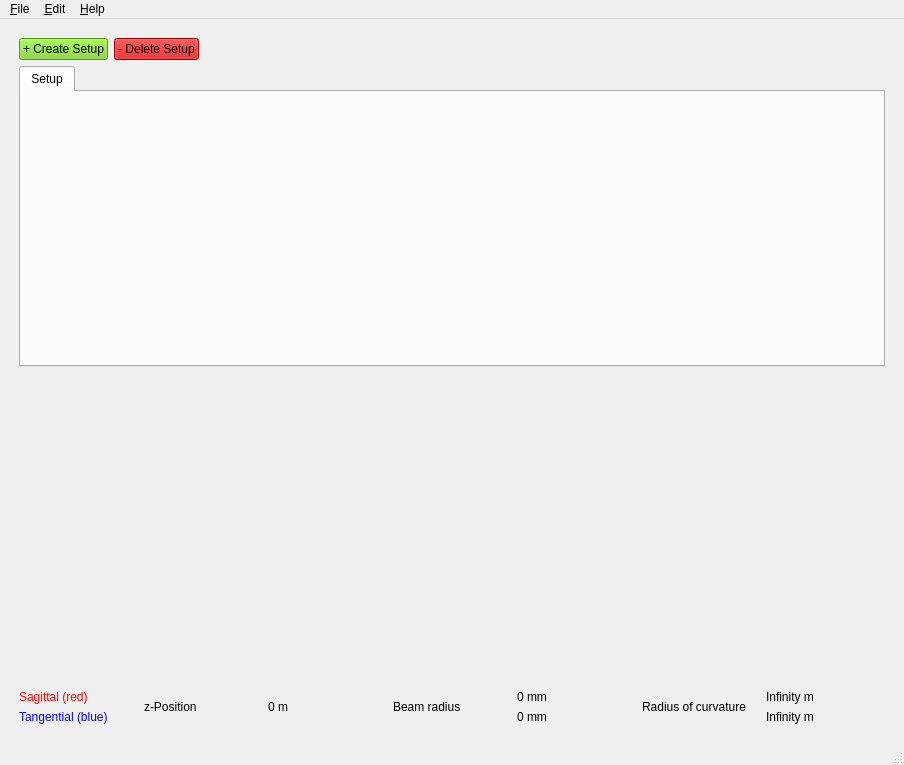
First picture: the form in assets/mainwindow.ui, repository NiceLaserGuy/GRay-CAD-2, before the edit.
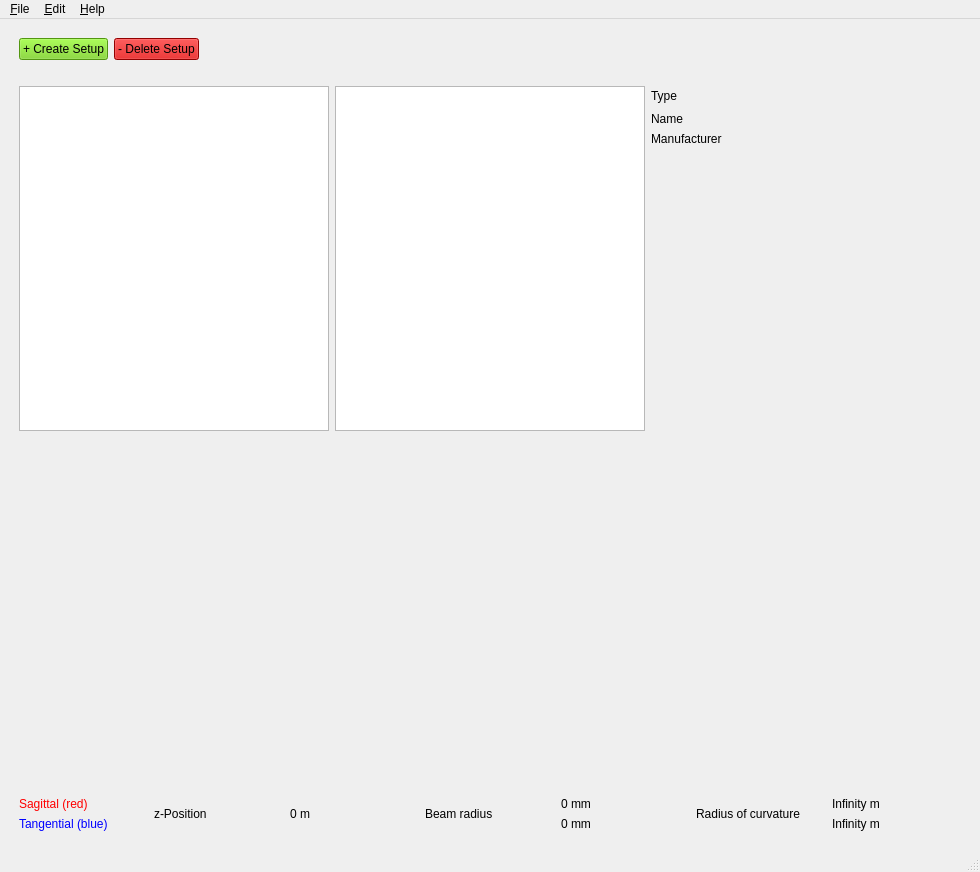
Second picture: the form after the edit. Icons and pictures are not drawn. Custom widgets are drawn as their Qt base class.

Patch:
```diff
--- a/assets/mainwindow.ui
+++ b/assets/mainwindow.ui
@@ -6,8 +6,8 @@
    <rect>
     <x>0</x>
     <y>0</y>
-    <width>904</width>
-    <height>765</height>
+    <width>980</width>
+    <height>872</height>
    </rect>
   </property>
   <property name="font">
@@ -30,7 +30,47 @@
    <enum>QTabWidget::Triangular</enum>
   </property>
   <widget class="QWidget" name="centralwidget">
-   <layout class="QGridLayout" name="gridLayout" rowstretch="0,0,0,0,0,0,0">
+   <layout class="QGridLayout" name="gridLayout" rowstretch="0,0,0,0,0,0,0,0">
+    <item row="1" column="1">
+     <layout class="QGridLayout" name="gridLayout_2" rowstretch="0">
+      <property name="sizeConstraint">
+       <enum>QLayout::SetDefaultConstraint</enum>
+      </property>
+      <item row="0" column="1">
+       <widget class="QPushButton" name="pushButton_create_setup">
+        <property name="styleSheet">
+         <string notr="true">background-color: rgb(115, 210, 22);</string>
+        </property>
+        <property name="text">
+         <string>+ Create Setup</string>
+        </property>
+       </widget>
+      </item>
+      <item row="0" column="3">
+       <spacer name="horizontalSpacer">
+        <property name="orientation">
+         <enum>Qt::Horizontal</enum>
+        </property>
+        <property name="sizeHint" stdset="0">
+         <size>
+          <width>40</width>
+          <height>20</height>
+         </size>
+        </property>
+       </spacer>
+      </item>
+      <item row="0" column="2">
+       <widget class="QPushButton" name="pushButton_delete_setup">
+        <property name="styleSheet">
+         <string notr="true">background-color: rgb(204, 0, 0);</string>
+        </property>
+        <property name="text">
+         <string>- Delete Setup</string>
+        </property>
+       </widget>
+      </item>
+     </layout>
+    </item>
     <item row="0" column="1">
      <spacer name="verticalSpacer">
       <property name="orientation">
@@ -47,7 +87,42 @@
       </property>
      </spacer>
     </item>
+    <item row="7" column="1">
+     <spacer name="verticalSpacer_2">
+      <property name="orientation">
+       <enum>Qt::Vertical</enum>
+      </property>
+      <property name="sizeType">
+       <enum>QSizePolicy::Fixed</enum>
+      </property>
+      <property name="sizeHint" stdset="0">
+       <size>
+        <width>20</width>
+        <height>10</height>
+       </size>
+      </property>
+     </spacer>
+    </item>
     <item row="5" column="1">
+     <widget class="PlotWidget" name="plotWidget" native="true">
+      <property name="sizePolicy">
+       <sizepolicy hsizetype="Expanding" vsizetype="Expanding">
+        <horstretch>0</horstretch>
+        <verstretch>0</verstretch>
+       </sizepolicy>
+      </property>
+      <property name="minimumSize">
+       <size>
+        <width>0</width>
+        <height>0</height>
+       </size>
+      </property>
+      <property name="mouseTracking">
+       <bool>true</bool>
+      </property>
+     </widget>
+    </item>
+    <item row="6" column="1">
      <layout class="QHBoxLayout" name="horizontalLayout">
       <item>
        <layout class="QVBoxLayout" name="verticalLayout">
@@ -139,108 +214,135 @@
       </item>
      </layout>
     </item>
-    <item row="1" column="1">
-     <layout class="QGridLayout" name="gridLayout_2" rowstretch="0">
-      <property name="sizeConstraint">
-       <enum>QLayout::SetDefaultConstraint</enum>
-      </property>
-      <item row="0" column="1">
-       <widget class="QPushButton" name="pushButton">
-        <property name="styleSheet">
-         <string notr="true">background-color: rgb(115, 210, 22);</string>
-        </property>
-        <property name="text">
-         <string>+ Create Setup</string>
-        </property>
-       </widget>
-      </item>
-      <item row="0" column="3">
-       <spacer name="horizontalSpacer">
+    <item row="2" column="0">
+     <spacer name="horizontalSpacer_2">
         <property name="orientation">
          <enum>Qt::Horizontal</enum>
         </property>
-        <property name="sizeHint" stdset="0">
-         <size>
-          <width>40</width>
-          <height>20</height>
-         </size>
-        </property>
-       </spacer>
-      </item>
-      <item row="0" column="2">
-       <widget class="QPushButton" name="pushButton_2">
-        <property name="styleSheet">
-         <string notr="true">background-color: rgb(204, 0, 0);</string>
-        </property>
-        <property name="text">
-         <string>- Delete Setup</string>
-        </property>
-       </widget>
-      </item>
-     </layout>
-    </item>
-    <item row="4" column="1">
-     <widget class="PlotWidget" name="plotWidget" native="true">
-      <property name="sizePolicy">
-       <sizepolicy hsizetype="Expanding" vsizetype="Expanding">
-        <horstretch>0</horstretch>
-        <verstretch>0</verstretch>
-       </sizepolicy>
-      </property>
-      <property name="minimumSize">
-       <size>
-        <width>0</width>
-        <height>0</height>
-       </size>
-      </property>
-      <property name="mouseTracking">
-       <bool>true</bool>
-      </property>
-     </widget>
-    </item>
-    <item row="2" column="1">
-     <widget class="QTabWidget" name="tabWidget">
-      <property name="currentIndex">
-       <number>0</number>
-      </property>
-      <widget class="QWidget" name="tab">
-       <attribute name="title">
-        <string>Setup</string>
-       </attribute>
-      </widget>
-     </widget>
-    </item>
-    <item row="6" column="1">
-     <spacer name="verticalSpacer_2">
-      <property name="orientation">
-       <enum>Qt::Vertical</enum>
-      </property>
       <property name="sizeType">
        <enum>QSizePolicy::Fixed</enum>
       </property>
       <property name="sizeHint" stdset="0">
        <size>
-        <width>20</width>
-        <height>10</height>
+        <width>10</width>
+        <height>20</height>
        </size>
       </property>
      </spacer>
     </item>
     <item row="3" column="1">
-     <spacer name="verticalSpacer_3">
+     <layout class="QHBoxLayout" name="horizontalLayout_2">
+      <property name="sizeConstraint">
+       <enum>QLayout::SetDefaultConstraint</enum>
+      </property>
+      <item>
+       <widget class="QTreeWidget" name="componentTree">
+        <property name="dragEnabled">
+         <bool>true</bool>
+        </property>
+        <property name="dragDropMode">
+         <enum>QAbstractItemView::DragOnly</enum>
+        </property>
+        <property name="sortingEnabled">
+         <bool>false</bool>
+        </property>
+        <property name="headerHidden">
+         <bool>true</bool>
+        </property>
+       </widget>
+      </item>
+      <item>
+       <widget class="QTreeWidget" name="setupTree">
+        <property name="acceptDrops">
+         <bool>true</bool>
+        </property>
+        <property name="dragDropMode">
+         <enum>QAbstractItemView::InternalMove</enum>
+        </property>
+        <attribute name="headerVisible">
+         <bool>false</bool>
+        </attribute>
+        <column>
+         <property name="text">
+          <string notr="true">1</string>
+         </property>
+        </column>
+       </widget>
+      </item>
+      <item>
+       <layout class="QGridLayout" name="gridLayout_3">
+        <item row="2" column="0">
+         <widget class="QLabel" name="labelManufacturer">
+          <property name="text">
+           <string>Manufacturer</string>
+          </property>
+         </widget>
+        </item>
+        <item row="1" column="0">
+         <widget class="QLabel" name="labelName">
+          <property name="text">
+           <string>Name</string>
+          </property>
+         </widget>
+        </item>
+        <item row="0" column="0">
+         <widget class="QLabel" name="labelType">
+          <property name="text">
+           <string>Type</string>
+          </property>
+         </widget>
+        </item>
+        <item row="0" column="1">
+         <spacer name="horizontalSpacer_4">
+          <property name="orientation">
+           <enum>Qt::Horizontal</enum>
+          </property>
+          <property name="sizeHint" stdset="0">
+           <size>
+            <width>40</width>
+            <height>20</height>
+           </size>
+          </property>
+         </spacer>
+        </item>
+        <item row="3" column="0" colspan="2">
+         <widget class="QWidget" name="propertyWidget" native="true">
+          <property name="sizePolicy">
+           <sizepolicy hsizetype="Expanding" vsizetype="Expanding">
+            <horstretch>0</horstretch>
+            <verstretch>0</verstretch>
+           </sizepolicy>
+          </property>
+          <widget class="QWidget" name="gridLayoutWidget">
+           <property name="geometry">
+            <rect>
+             <x>0</x>
+             <y>0</y>
+             <width>301</width>
+             <height>251</height>
+            </rect>
+           </property>
+           <layout class="QGridLayout" name="propertyLayout">
+            <item row="0" column="0">
+             <spacer name="verticalSpacer_4">
       <property name="orientation">
        <enum>Qt::Vertical</enum>
       </property>
-      <property name="sizeType">
-       <enum>QSizePolicy::Fixed</enum>
-      </property>
       <property name="sizeHint" stdset="0">
        <size>
         <width>20</width>
-        <height>10</height>
+                <height>40</height>
        </size>
       </property>
      </spacer>
+            </item>
+           </layout>
+          </widget>
+         </widget>
+        </item>
+       </layout>
+      </item>
+     </layout>
     </item>
     <item row="2" column="2">
      <spacer name="horizontalSpacer_3">
@@ -258,18 +360,18 @@
       </property>
      </spacer>
     </item>
-    <item row="2" column="0">
-     <spacer name="horizontalSpacer_2">
+    <item row="4" column="1">
+     <spacer name="verticalSpacer_3">
       <property name="orientation">
-       <enum>Qt::Horizontal</enum>
+       <enum>Qt::Vertical</enum>
       </property>
       <property name="sizeType">
        <enum>QSizePolicy::Fixed</enum>
       </property>
       <property name="sizeHint" stdset="0">
        <size>
-        <width>10</width>
-        <height>20</height>
+        <width>20</width>
+        <height>10</height>
        </size>
       </property>
      </spacer>
@@ -281,8 +383,8 @@
     <rect>
      <x>0</x>
      <y>0</y>
-     <width>904</width>
-     <height>21</height>
+     <width>980</width>
+     <height>22</height>
     </rect>
    </property>
    <property name="tabletTracking">
```
Left out of the diff: 2 changed lines with no effect on the pictures. Lines whose indentation alone changed are shown as unchanged.
